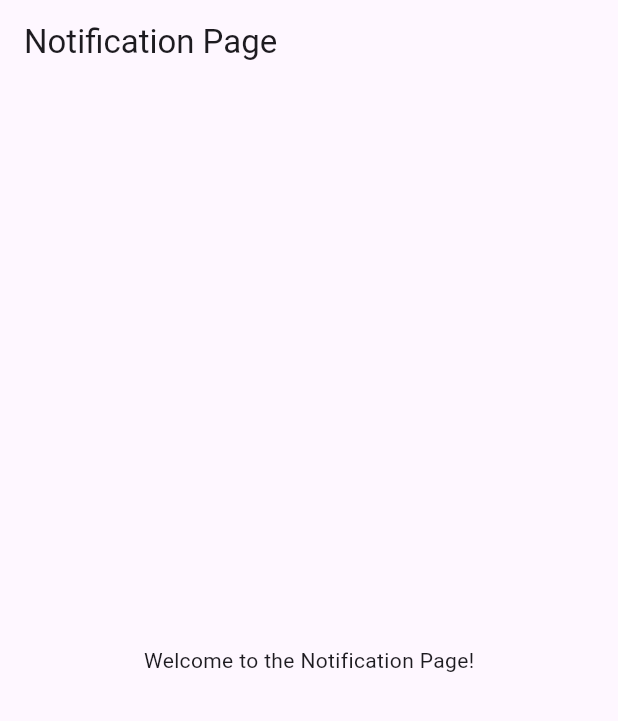
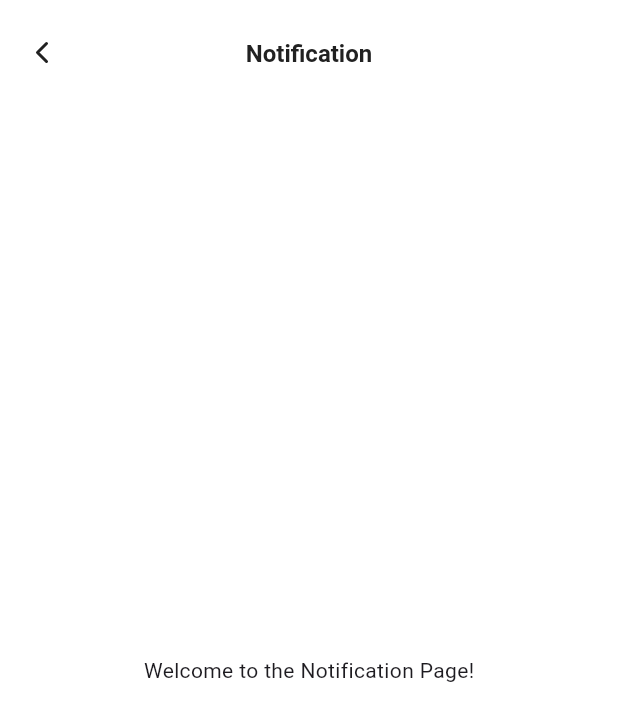
Before and after one commit to RyoHariyono/JobHub_JobSeeker_UKK, a Flutter app: the NotificationPaga screen opened by its route, on a phone screen of 412 x 824 dp. Shown: the top 721 px of the screen. Run offline on Flutter 3.47's test engine with Material 3 defaults, Android fonts, the phone set to English and light mode, and no system bars; our stand-ins replace card_loading, go_router, lucide_icons_flutter.

Commit message:
feat: :zap: Creating navigation notification
Creating notfication page navigation

```diff
--- a/lib/app/modules/notification/notification_paga.dart
+++ b/lib/app/modules/notification/notification_paga.dart
@@ -1,4 +1,7 @@
 import 'package:flutter/material.dart';
+import 'package:go_router/go_router.dart';
+import 'package:jobhub_jobseeker_ukk/core/theme/app_color.dart';
+import 'package:lucide_icons_flutter/lucide_icons.dart';
 
 class NotificationPaga extends StatelessWidget {
   const NotificationPaga({super.key});
@@ -6,7 +9,29 @@ class NotificationPaga extends StatelessWidget {
   @override
   Widget build(BuildContext context) {
     return Scaffold(
-      appBar: AppBar(title: const Text('Notification Page')),
+      backgroundColor: Colors.white,
+      appBar: AppBar(
+        toolbarHeight: 70,
+        backgroundColor: Colors.white,
+        elevation: 0,
+        leading: IconButton(
+          icon: Icon(
+            LucideIcons.chevronLeft,
+            color: AppColors.darkGrey,
+            size: 24,
+          ),
+          onPressed: () => context.go('/'),
+        ),
+        title: Text(
+          "Notification",
+          style: TextStyle(
+            fontSize: 16,
+            fontWeight: FontWeight.w600,
+            color: AppColors.darkGrey,
+          ),
+        ),
+        centerTitle: true,
+      ),
       body: const Center(child: Text('Welcome to the Notification Page!')),
     );
   }
```
